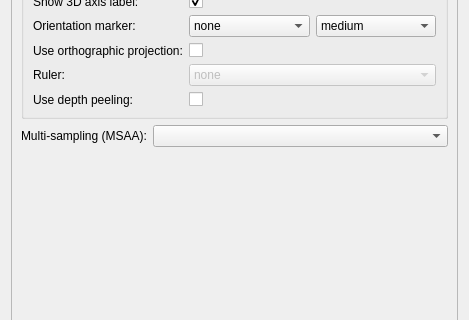
First picture: the form in Base/QTGUI/Resources/UI/qSlicerSettingsViewsPanel.ui, repository Slicer/SlicerGitSVNArchive, before the edit; both pictures show x 0 to 469 and y 174 to 494 of the 469 by 593 pixel window.
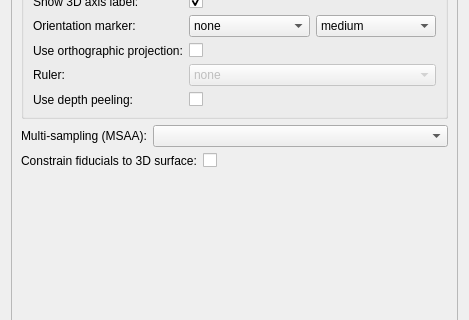
Second picture: the form after the edit. Custom widgets are drawn as their Qt base class.

Commit message: ENH: WIP: provide user option to constrain fiducial movement

What changed in the file:
```diff
--- a/Base/QTGUI/Resources/UI/qSlicerSettingsViewsPanel.ui
+++ b/Base/QTGUI/Resources/UI/qSlicerSettingsViewsPanel.ui
@@ -311,6 +311,34 @@
          </item>
         </layout>
        </item>
+       <item>
+        <layout class="QHBoxLayout" name="threeDHorizontalLayout">
+         <item>
+          <widget class="QLabel" name="ThreeDViewLabel">
+           <property name="text">
+            <string>Constrain fiducials to 3D surface:</string>
+           </property>
+          </widget>
+         </item>
+         <item>
+          <widget class="QCheckBox" name="ThreeDConstrainMarkupsCheckBox">
+           <property name="sizePolicy">
+            <sizepolicy hsizetype="Expanding" vsizetype="Fixed">
+             <horstretch>0</horstretch>
+             <verstretch>0</verstretch>
+            </sizepolicy>
+           </property>
+           <property name="toolTip">
+            <string>&lt;!DOCTYPE HTML PUBLIC &quot;-//W3C//DTD HTML 4.0//EN&quot; &quot;http://www.w3.org/TR/REC-html40/strict.dtd&quot;&gt;
+&lt;html&gt;&lt;head&gt;&lt;meta name=&quot;qrichtext&quot; content=&quot;1&quot; /&gt;&lt;style type=&quot;text/css&quot;&gt;
+p, li { white-space: pre-wrap; }
+&lt;/style&gt;&lt;/head&gt;&lt;body style=&quot; font-family:'MS Shell Dlg 2'; font-size:8.25pt; font-weight:400; font-style:normal;&quot;&gt;
+&lt;p style=&quot; margin-top:0px; margin-bottom:0px; margin-left:0px; margin-right:0px; -qt-block-indent:0; text-indent:0px;&quot;&gt;&lt;span style=&quot; font-size:8pt;&quot;&gt;Keep fiducials on the surfaces of visible objects in the 3D view.&lt;/span&gt;&lt;/p&gt;&lt;/body&gt;&lt;/html&gt;</string>
+           </property>
+          </widget>
+         </item>
+        </layout>
+       </item>
        <item>
         <spacer name="verticalSpacer">
          <property name="orientation">
```
The commit also changes 1 other file.
